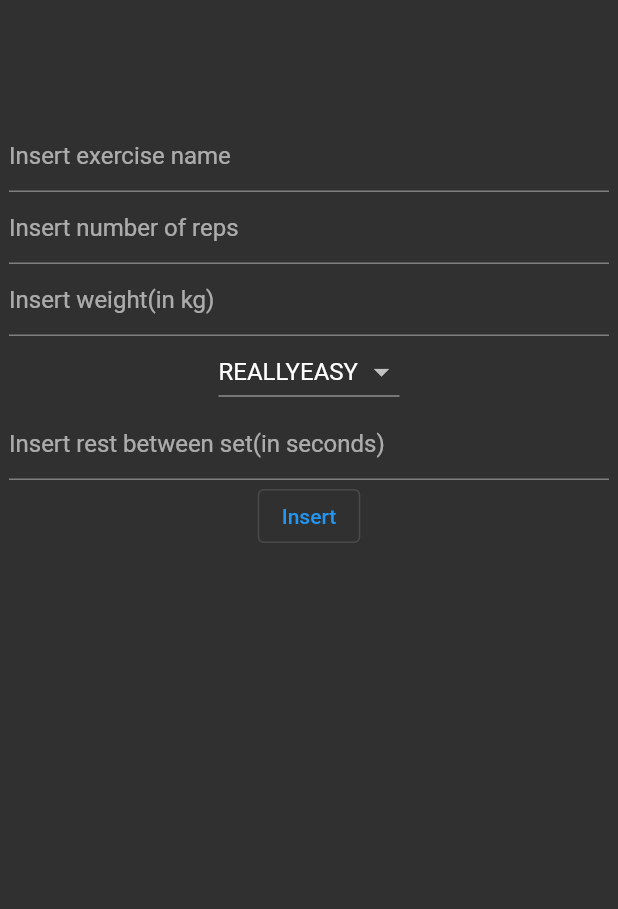
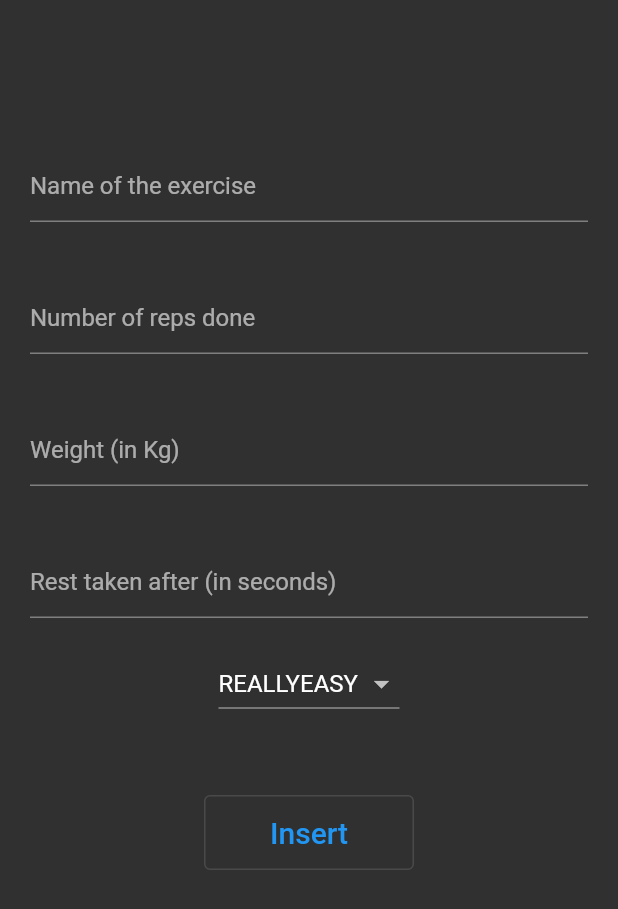
Before and after one commit to Fabri000/gym_track, a Flutter app: the screen it shows after launch, on a phone screen of 412 x 824 dp. Shown: the top 909 px of the screen. Run offline on Flutter 3.47's test engine with Material 2 defaults, Android fonts, the light colour scheme and no system bars.

Commit message:
Updated visual

```diff
--- a/lib/FileManager/file_manager.dart
+++ b/lib/FileManager/file_manager.dart
@@ -28,14 +28,13 @@ class FileManager {
 
   String _getpath() {
     if (io.Platform.isWindows) {
-      print(win_path);
       return win_path;
     } else {
-      print(lx_path);
       return lx_path;
     }
   }
 
+//problema qui
   static FileManager? getinstance() {
     _instance ??= FileManager();
     return _instance;
--- /dev/null
+++ b/lib/Ui/UiElements/textinput.dart
@@ -0,0 +1,24 @@
+import 'package:flutter/material.dart';
+
+class TextInput extends StatelessWidget {
+  String hint;
+  TextEditingController controller;
+
+  TextInput({required this.hint, required this.controller});
+
+  @override
+  Widget build(BuildContext context) {
+    return Padding(
+      padding: const EdgeInsets.all(20.0),
+      child: SizedBox(
+        width: 400,
+        child: TextField(
+          decoration: InputDecoration(
+            hintText: hint,
+          ),
+          controller: controller,
+        ),
+      ),
+    );
+  }
+}
--- a/lib/Ui/mainpage.dart
+++ b/lib/Ui/mainpage.dart
@@ -2,6 +2,8 @@ import 'package:flutter/material.dart';
 import 'package:gym_track/FileManager/file_manager.dart';
 import 'package:gym_track/Objects/exercises.dart';
 import 'package:gym_track/Ui/UiElements/difficultyselector.dart';
+
+import 'UiElements/textinput.dart';
 
 class MainPage extends StatelessWidget {
   TextEditingController exercisenamecontroller = TextEditingController();
@@ -12,24 +14,6 @@ class MainPage extends StatelessWidget {
 
   @override
   Widget build(BuildContext context) {
-    TextField exercisename = TextField(
-      decoration: const InputDecoration(hintText: "Insert exercise name"),
-      controller: exercisenamecontroller,
-    );
-    TextField numberofreps = TextField(
-      decoration: const InputDecoration(hintText: "Insert number of reps"),
-      controller: numberofrepscontroller,
-    );
-    TextField weight = TextField(
-      decoration: const InputDecoration(hintText: "Insert weight(in kg)"),
-      controller: weightcontroller,
-    );
-    TextField resttime = TextField(
-      decoration: const InputDecoration(
-          hintText: "Insert rest between set(in seconds)"),
-      controller: resttimescontroller,
-    );
-
     OutlinedButton insertbutton = OutlinedButton(
         onPressed: () {
           FileManager.getinstance()?.addExercise(Exercise(
@@ -40,31 +24,33 @@ class MainPage extends StatelessWidget {
               difficultySelector.getCurrentDifficulty()));
           resetelement();
         },
-        child: const Text("Insert"));
+        child: const Text(
+          "Insert",
+          style: TextStyle(fontSize: 20),
+        ));
     return Scaffold(
       body: Column(
         children: [
           Container(
             height: 80,
           ),
-          SizedBox(
-            width: 400,
-            child: exercisename,
+          TextInput(
+              hint: 'Name of the exercise', controller: exercisenamecontroller),
+          TextInput(
+              hint: 'Number of reps done', controller: numberofrepscontroller),
+          TextInput(hint: 'Weight (in Kg)', controller: weightcontroller),
+          TextInput(
+              hint: 'Rest taken after (in seconds)',
+              controller: resttimescontroller),
+          difficultySelector,
+          Container(
+            height: 50,
           ),
           SizedBox(
-            width: 400,
-            child: numberofreps,
-          ),
-          SizedBox(
-            width: 400,
-            child: weight,
-          ),
-          difficultySelector,
-          SizedBox(
-            width: 400,
-            child: resttime,
-          ),
-          insertbutton
+            width: 140,
+            height: 50,
+            child: insertbutton,
+          )
         ],
       ),
     );
```
